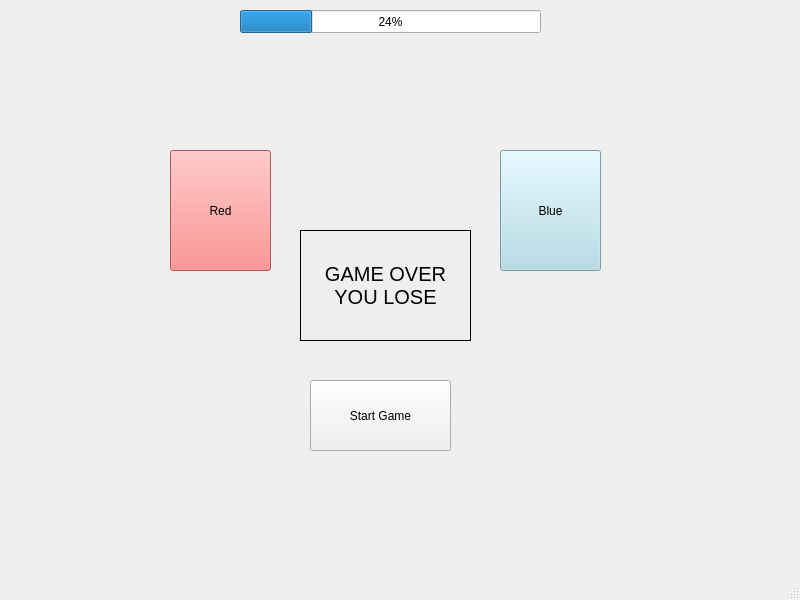
aishug18/SimonSaysGame, file Assignment6/mainwindow.ui: the form before one commit.
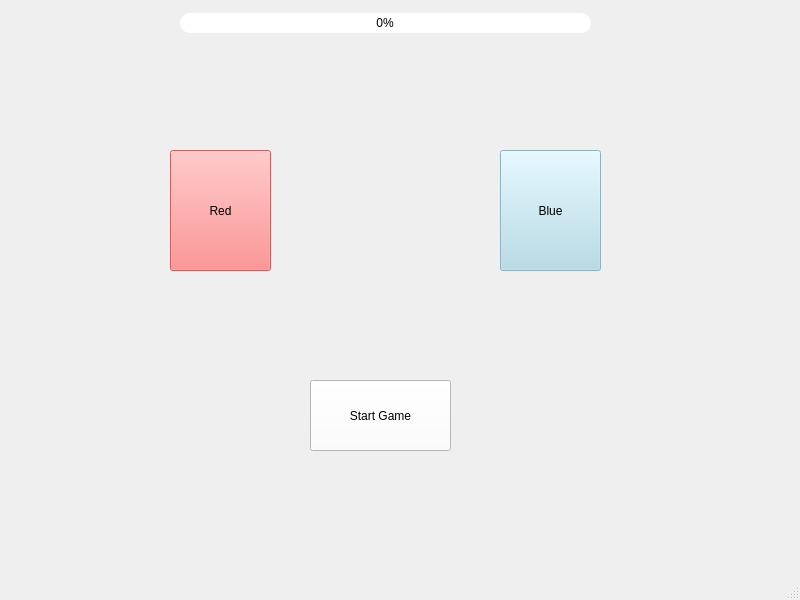
The form after the commit.

Patch:
```diff
--- a/Assignment6/mainwindow.ui
+++ b/Assignment6/mainwindow.ui
@@ -23,11 +23,37 @@
       <height>71</height>
      </rect>
     </property>
+    <property name="acceptDrops">
+     <bool>false</bool>
+    </property>
+    <property name="styleSheet">
+     <string notr="true">QPushButton {
+	background-color: white;
+	color: black;
+}
+
+QPushButton:hover {
+	background-color: red;
+}
+
+QPushButton:pressed {
+	background-color: blue;
+}</string>
+    </property>
     <property name="text">
      <string>Start Game</string>
     </property>
+    <property name="default">
+     <bool>false</bool>
+    </property>
+    <property name="flat">
+     <bool>false</bool>
+    </property>
    </widget>
    <widget class="QPushButton" name="redPushButton">
+    <property name="enabled">
+     <bool>false</bool>
+    </property>
     <property name="geometry">
      <rect>
       <x>170</x>
@@ -38,15 +64,17 @@
     </property>
     <property name="styleSheet">
      <string notr="true">QPushButton {
-	background-color: rgb(255, 115, 115);
+	background-color: rgb(255, 115, 115);	/* light red */
+	color: black;
 }
 
-QPushButton:clicked {
-	background-color: rgb(255, 0, 0);
-}
 
 QPushButton:hover {
 	background-color: rgb(168, 74, 74);
+}
+
+QPushButton:pressed {
+	 background-color: rgb(255, 0, 0); /* bright red*/
 }</string>
     </property>
     <property name="text">
@@ -54,6 +82,9 @@
     </property>
    </widget>
    <widget class="QPushButton" name="bluePushButton">
+    <property name="enabled">
+     <bool>false</bool>
+    </property>
     <property name="geometry">
      <rect>
       <x>500</x>
@@ -65,6 +96,7 @@
     <property name="styleSheet">
      <string notr="true">QPushButton {
     background-color: rgb(173, 216, 230);
+	color: black
 }
 
 QPushButton:pressed {
@@ -82,32 +114,55 @@
    <widget class="QProgressBar" name="progressBar">
     <property name="geometry">
      <rect>
-      <x>240</x>
-      <y>10</y>
-      <width>301</width>
-      <height>23</height>
+      <x>180</x>
+      <y>13</y>
+      <width>411</width>
+      <height>20</height>
      </rect>
     </property>
+    <property name="autoFillBackground">
+     <bool>false</bool>
+    </property>
+    <property name="styleSheet">
+     <string notr="true">QProgressBar {
+	background-color: white;
+	border-radius: 10px;
+    color: black;
+}
+
+QProgressBar::chunk {
+	background-color: rgb(0, 200, 0);
+	border-radius: 10px
+}</string>
+    </property>
     <property name="value">
-     <number>24</number>
+     <number>0</number>
+    </property>
+    <property name="alignment">
+     <set>Qt::AlignmentFlag::AlignCenter</set>
     </property>
    </widget>
    <widget class="QLabel" name="gameOverLabel">
     <property name="geometry">
      <rect>
-      <x>300</x>
-      <y>230</y>
-      <width>171</width>
-      <height>111</height>
+      <x>200</x>
+      <y>210</y>
+      <width>371</width>
+      <height>141</height>
      </rect>
     </property>
     <property name="font">
      <font>
-      <pointsize>15</pointsize>
+      <pointsize>24</pointsize>
      </font>
     </property>
     <property name="autoFillBackground">
-     <bool>true</bool>
+     <bool>false</bool>
+    </property>
+    <property name="styleSheet">
+     <string notr="true">QLabel {
+	border: none;
+}</string>
     </property>
     <property name="frameShape">
      <enum>QFrame::Shape::Box</enum>
@@ -116,7 +171,7 @@
      <enum>QFrame::Shadow::Plain</enum>
     </property>
     <property name="text">
-     <string>GAME OVER YOU LOSE</string>
+     <string/>
     </property>
     <property name="alignment">
      <set>Qt::AlignmentFlag::AlignCenter</set>
@@ -132,7 +187,7 @@
      <x>0</x>
      <y>0</y>
      <width>800</width>
-     <height>25</height>
+     <height>21</height>
     </rect>
    </property>
   </widget>
```
